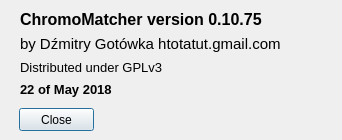
The window that about.ui (znalazca/ChromoMatcher) describes before a commit, drawn with Qt 5.
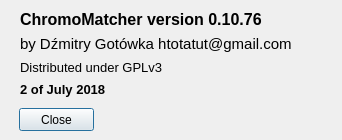
The same window after the commit.

```diff
--- a/about.ui
+++ b/about.ui
@@ -61,7 +61,7 @@
     </font>
    </property>
    <property name="text">
-    <string>22 of May 2018</string>
+    <string>2 of July 2018</string>
    </property>
   </widget>
   <widget class="QLabel" name="label_3">
@@ -79,7 +79,7 @@
     </font>
    </property>
    <property name="text">
-    <string>by Dźmitry Gotówka htotatut.gmail.com</string>
+    <string>by Dźmitry Gotówka htotatut@gmail.com</string>
    </property>
   </widget>
   <widget class="QLabel" name="label">
@@ -99,7 +99,7 @@
     </font>
    </property>
    <property name="text">
-    <string>ChromoMatcher version 0.10.75</string>
+    <string>ChromoMatcher version 0.10.76</string>
    </property>
   </widget>
  </widget>
```
